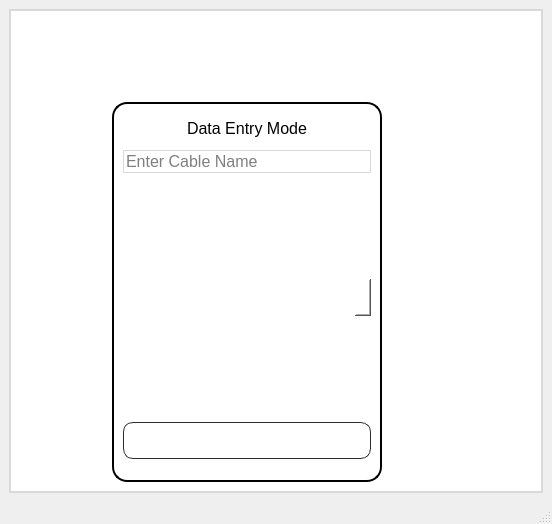
Old version of the form mainwindow.ui in the repository zubair-appdev/SolarACHT_2.
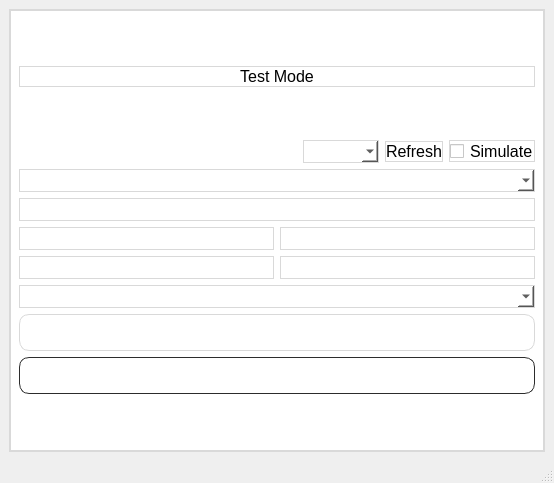
New version of the form. The open tabs and pages were chosen to show the change. Icons and pictures are not drawn.

Commit message: Test page Implementing

Patch:
```diff
--- a/mainwindow.ui
+++ b/mainwindow.ui
@@ -9,8 +9,8 @@
    <rect>
     <x>0</x>
     <y>0</y>
-    <width>552</width>
-    <height>524</height>
+    <width>554</width>
+    <height>483</height>
    </rect>
   </property>
   <property name="windowTitle">
@@ -4129,6 +4129,261 @@
         </item>
        </layout>
       </widget>
+      <widget class="QWidget" name="page_test">
+       <layout class="QGridLayout" name="gridLayout_15">
+        <item row="1" column="0">
+         <layout class="QVBoxLayout" name="verticalLayout_22">
+          <item>
+           <layout class="QHBoxLayout" name="horizontalLayout_12">
+            <item>
+             <spacer name="horizontalSpacer_28">
+              <property name="orientation">
+               <enum>Qt::Horizontal</enum>
+              </property>
+              <property name="sizeHint" stdset="0">
+               <size>
+                <width>40</width>
+                <height>20</height>
+               </size>
+              </property>
+             </spacer>
+            </item>
+            <item>
+             <widget class="QComboBox" name="comboBox_ports">
+              <property name="font">
+               <font>
+                <pointsize>12</pointsize>
+               </font>
+              </property>
+             </widget>
+            </item>
+            <item>
+             <widget class="QPushButton" name="pushButton_refresh">
+              <property name="font">
+               <font>
+                <pointsize>12</pointsize>
+               </font>
+              </property>
+              <property name="text">
+               <string>Refresh</string>
+              </property>
+             </widget>
+            </item>
+            <item>
+             <widget class="QCheckBox" name="checkBox_simulate">
+              <property name="font">
+               <font>
+                <pointsize>12</pointsize>
+               </font>
+              </property>
+              <property name="text">
+               <string>Simulate</string>
+              </property>
+             </widget>
+            </item>
+           </layout>
+          </item>
+          <item>
+           <widget class="QComboBox" name="comboBox_files">
+            <property name="font">
+             <font>
+              <pointsize>12</pointsize>
+             </font>
+            </property>
+            <property name="styleSheet">
+             <string notr="true"/>
+            </property>
+           </widget>
+          </item>
+          <item>
+           <widget class="QLineEdit" name="lineEdit_setNo">
+            <property name="font">
+             <font>
+              <pointsize>12</pointsize>
+             </font>
+            </property>
+           </widget>
+          </item>
+          <item>
+           <layout class="QHBoxLayout" name="horizontalLayout_10">
+            <item>
+             <widget class="QLineEdit" name="lineEdit_performedBy">
+              <property name="font">
+               <font>
+                <pointsize>12</pointsize>
+               </font>
+              </property>
+             </widget>
+            </item>
+            <item>
+             <widget class="QLineEdit" name="lineEdit_inspectedBy">
+              <property name="font">
+               <font>
+                <pointsize>12</pointsize>
+               </font>
+              </property>
+             </widget>
+            </item>
+           </layout>
+          </item>
+          <item>
+           <layout class="QHBoxLayout" name="horizontalLayout_11">
+            <item>
+             <widget class="QLineEdit" name="lineEdit_projectName">
+              <property name="font">
+               <font>
+                <pointsize>12</pointsize>
+               </font>
+              </property>
+             </widget>
+            </item>
+            <item>
+             <widget class="QLineEdit" name="lineEdit_notes">
+              <property name="font">
+               <font>
+                <pointsize>12</pointsize>
+               </font>
+              </property>
+             </widget>
+            </item>
+           </layout>
+          </item>
+          <item>
+           <widget class="QComboBox" name="comboBox_test">
+            <property name="font">
+             <font>
+              <pointsize>12</pointsize>
+             </font>
+            </property>
+           </widget>
+          </item>
+          <item>
+           <widget class="QPushButton" name="pushButton_run">
+            <property name="font">
+             <font>
+              <pointsize>12</pointsize>
+             </font>
+            </property>
+            <property name="styleSheet">
+             <string notr="true">QPushButton
+{
+    background: qlineargradient(
+        x1:0, y1:0,
+        x2:1, y2:0,
+        stop:0 #00c853,
+        stop:1 #2962ff
+    );
+
+    color: white;
+    border-radius: 10px;
+    padding: 8px;
+}
+QPushButton:hover
+{
+    background: qlineargradient(
+        x1:0, y1:0,
+        x2:1, y2:0,
+        stop:0 #00e676,
+        stop:1 #448aff
+    );
+}
+QPushButton:pressed
+{
+    background: qlineargradient(
+        x1:0, y1:0,
+        x2:1, y2:0,
+        stop:0 #00a152,
+        stop:1 #1e88e5
+    );
+
+    padding-top: 10px;
+    padding-left: 10px;
+}</string>
+            </property>
+            <property name="text">
+             <string>Run</string>
+            </property>
+           </widget>
+          </item>
+          <item>
+           <widget class="QPushButton" name="pushButton_back">
+            <property name="font">
+             <font>
+              <pointsize>12</pointsize>
+              <weight>75</weight>
+              <bold>true</bold>
+             </font>
+            </property>
+            <property name="styleSheet">
+             <string notr="true">QPushButton
+{
+    background: qlineargradient(
+        x1:0, y1:0,
+        x2:1, y2:0,
+        stop:0 #616161,
+        stop:1 #424242
+    );
+
+    color: white;
+    border: 1px solid #2c2c2c;
+    border-radius: 10px;
+    padding: 8px;
+    font-weight: bold;
+}
+
+QPushButton:hover
+{
+    background: qlineargradient(
+        x1:0, y1:0,
+        x2:1, y2:0,
+        stop:0 #757575,
+        stop:1 #545454
+    );
+}
+
+QPushButton:pressed
+{
+    background: qlineargradient(
+        x1:0, y1:0,
+        x2:1, y2:0,
+        stop:0 #4a4a4a,
+        stop:1 #303030
+    );
+
+    padding-top: 10px;
+    padding-left: 10px;
+}</string>
+            </property>
+            <property name="text">
+             <string>Back</string>
+            </property>
+           </widget>
+          </item>
+         </layout>
+        </item>
+        <item row="0" column="0">
+         <widget class="QLabel" name="label_9">
+          <property name="sizePolicy">
+           <sizepolicy hsizetype="Preferred" vsizetype="Fixed">
+            <horstretch>0</horstretch>
+            <verstretch>0</verstretch>
+           </sizepolicy>
+          </property>
+          <property name="font">
+           <font>
+            <pointsize>12</pointsize>
+           </font>
+          </property>
+          <property name="text">
+           <string>Test Mode</string>
+          </property>
+          <property name="alignment">
+           <set>Qt::AlignCenter</set>
+          </property>
+         </widget>
+        </item>
+       </layout>
+      </widget>
      </widget>
     </item>
    </layout>
```
Left out of the diff: 27 changed lines with no effect on the pictures. The commit also changes 7 other files.
